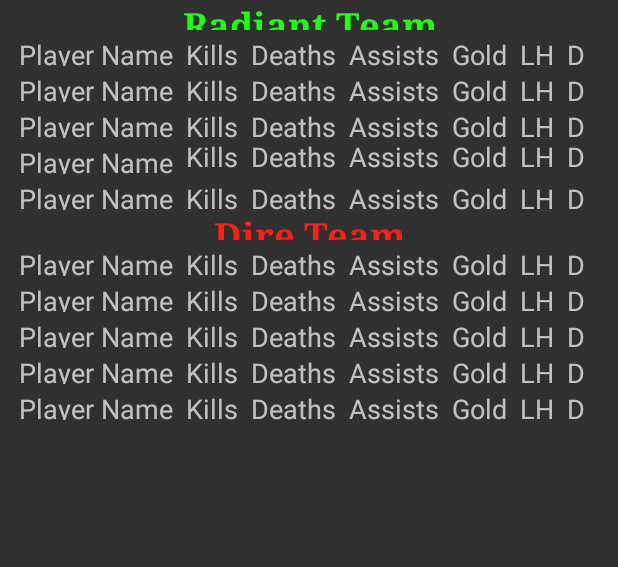
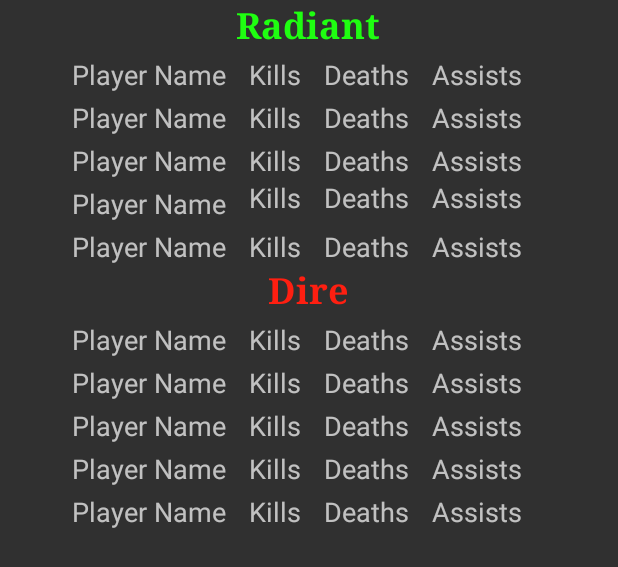
Before and after one commit to VimWizardVersace/Quickcast, an Android app: the layout dota2_kda_element.xml on its own in the app's theme, with its tools: preview values and no code run, on a phone screen of 412 x 824 dp. Shown: the top 567 px of the screen. Run offline under Robolectric (Android 15) with nearby library versions, the phone set to English and light mode, and no system bars; network calls fail.

Commit message:
add KDA element

```diff
--- a/front_end/app/src/main/java/com/rcos/quickcast/DrilldownSwipeFragment.java
+++ b/front_end/app/src/main/java/com/rcos/quickcast/DrilldownSwipeFragment.java
@@ -21,6 +21,7 @@ import com.android.volley.toolbox.BasicNetwork;
 import com.android.volley.toolbox.DiskBasedCache;
 import com.android.volley.toolbox.HurlStack;
 import com.android.volley.toolbox.JsonObjectRequest;
+import com.rcos.quickcast.dota2.KDAElement;
 import com.rcos.quickcast.dota2.TeamElement;
 
 import org.json.JSONException;
@@ -123,6 +124,7 @@ public class DrilldownSwipeFragment extends ListFragment {
             case "DOTA2":
                 Log.d("QUICKCAST!!!!", "making dota list");
                 mElements.add(new TeamElement(mJSONData));
+				mElements.add(new KDAElement(mJSONData));
                 break;
             default:
         }
--- a/front_end/app/src/main/res/layout/dota2_scoreboard_element.xml
+++ b/front_end/app/src/main/res/layout/dota2_kda_element.xml
@@ -9,18 +9,18 @@
 
     <TableRow
         android:id="@+id/tableRadiant"
-        android:layout_height="20dp"
+        android:layout_height="wrap_content"
         android:layout_width="match_parent"
         android:gravity="center_horizontal" >
 
         <TextView
             android:id="@+id/textRadiant"
             android:layout_width="match_parent"
-            android:layout_height="20dp"
+            android:layout_height="wrap_content"
             android:textStyle="bold"
             android:typeface="serif"
             android:textSize="24sp"
-            android:text="Radiant Team"
+            android:text="Radiant"
             android:gravity="center"
             android:textColor="#1ffe11"
             android:layout_span="10" />
@@ -28,7 +28,7 @@
 
     <TableRow
         android:id="@+id/tableRow0"
-        android:layout_height="20dp"
+        android:layout_height="wrap_content"
         android:layout_width="match_parent"
         android:gravity="center_horizontal"
         android:layout_marginTop="4dp">
@@ -37,41 +37,26 @@
             android:id="@+id/name0"
             android:text="Player Name"
             android:textSize="18sp"
-            android:layout_height="20dp" />
+            android:layout_height="wrap_content" />
         <TextView
             android:id="@+id/kills0"
             android:text="Kills"
             android:textSize="18sp"
-            android:layout_height="20dp" />
+            android:layout_height="wrap_content" />
         <TextView
             android:id="@+id/deaths0"
             android:text="Deaths"
             android:textSize="18sp"
-            android:layout_height="20dp" />
+            android:layout_height="wrap_content" />
         <TextView
             android:id="@+id/assists0"
             android:text="Assists"
             android:textSize="18sp"
-            android:layout_height="20dp" />
-        <TextView
-            android:id="@+id/gold0"
-            android:text="Gold"
-            android:textSize="18sp"
-            android:layout_height="20dp" />
-        <TextView
-            android:id="@+id/last0"
-            android:text="LH"
-            android:textSize="18sp"
-            android:layout_height="20dp" />
-        <TextView
-            android:id="@+id/denies0"
-            android:text="D"
-            android:textSize="18sp"
-            android:layout_height="20dp" />
+            android:layout_height="wrap_content" />
     </TableRow>
     <TableRow
         android:id="@+id/tableRow1"
-        android:layout_height="20dp"
+        android:layout_height="wrap_content"
         android:layout_width="match_parent"
         android:gravity="center_horizontal"
         android:layout_marginTop="4dp">
@@ -80,41 +65,26 @@
             android:id="@+id/name1"
             android:text="Player Name"
             android:textSize="18sp"
-            android:layout_height="20dp" />
+            android:layout_height="wrap_content" />
         <TextView
             android:id="@+id/kills1"
             android:text="Kills"
             android:textSize="18sp"
-            android:layout_height="20dp" />
+            android:layout_height="wrap_content" />
         <TextView
             android:id="@+id/deaths1"
             android:text="Deaths"
             android:textSize="18sp"
-            android:layout_height="20dp" />
+            android:layout_height="wrap_content" />
         <TextView
             android:id="@+id/assists1"
             android:text="Assists"
             android:textSize="18sp"
-            android:layout_height="20dp" />
-        <TextView
-            android:id="@+id/gold1"
-            android:text="Gold"
-            android:textSize="18sp"
-            android:layout_height="20dp" />
-        <TextView
-            android:id="@+id/last1"
-            android:text="LH"
-            android:textSize="18sp"
-            android:layout_height="20dp" />
-        <TextView
-            android:id="@+id/denies1"
-            android:text="D"
-            android:textSize="18sp"
-            android:layout_height="20dp" />
+            android:layout_height="wrap_content" />
     </TableRow>
     <TableRow
         android:id="@+id/tableRow2"
-        android:layout_height="20dp"
+        android:layout_height="wrap_content"
         android:layout_width="match_parent"
         android:gravity="center_horizontal"
         android:layout_marginTop="4dp">
@@ -123,41 +93,26 @@
             android:id="@+id/name2"
             android:text="Player Name"
             android:textSize="18sp"
-            android:layout_height="20dp" />
+            android:layout_height="wrap_content" />
         <TextView
             android:id="@+id/kills2"
             android:text="Kills"
             android:textSize="18sp"
-            android:layout_height="20dp" />
+            android:layout_height="wrap_content" />
         <TextView
             android:id="@+id/deaths2"
             android:text="Deaths"
             android:textSize="18sp"
-            android:layout_height="20dp" />
+            android:layout_height="wrap_content" />
         <TextView
             android:id="@+id/assists2"
             android:text="Assists"
             android:textSize="18sp"
-            android:layout_height="20dp" />
-        <TextView
-            android:id="@+id/gold2"
-            android:text="Gold"
-            android:textSize="18sp"
-            android:layout_height="20dp" />
-        <TextView
-            android:id="@+id/last2"
-            android:text="LH"
-            android:textSize="18sp"
-            android:layout_height="20dp" />
-        <TextView
-            android:id="@+id/denies2"
-            android:text="D"
-            android:textSize="18sp"
-            android:layout_height="20dp" />
+            android:layout_height="wrap_content" />
     </TableRow>
     <TableRow
         android:id="@+id/tableRow3"
-        android:layout_height="20dp"
+        android:layout_height="wrap_content"
         android:layout_width="match_parent"
         android:gravity="center_horizontal" >
 
@@ -165,42 +120,27 @@
             android:id="@+id/name3"
             android:text="Player Name"
             android:textSize="18sp"
-            android:layout_height="20dp"
+            android:layout_height="wrap_content"
             android:layout_marginTop="4dp"/>
         <TextView
             android:id="@+id/kills3"
             android:text="Kills"
             android:textSize="18sp"
-            android:layout_height="20dp" />
+            android:layout_height="wrap_content" />
         <TextView
             android:id="@+id/deaths3"
             android:text="Deaths"
             android:textSize="18sp"
-            android:layout_height="20dp" />
+            android:layout_height="wrap_content" />
         <TextView
             android:id="@+id/assists3"
             android:text="Assists"
             android:textSize="18sp"
-            android:layout_height="20dp" />
-        <TextView
-            android:id="@+id/gold3"
-            android:text="Gold"
-            android:textSize="18sp"
-            android:layout_height="20dp" />
-        <TextView
-            android:id="@+id/last3"
-            android:text="LH"
-            android:textSize="18sp"
-            android:layout_height="20dp" />
-        <TextView
-            android:id="@+id/denies3"
-            android:text="D"
-            android:textSize="18sp"
-            android:layout_height="20dp" />
+            android:layout_height="wrap_content" />
     </TableRow>
     <TableRow
         android:id="@+id/tableRow4"
-        android:layout_height="20dp"
+        android:layout_height="wrap_content"
         android:layout_width="match_parent"
         android:gravity="center_horizontal"
         android:layout_marginTop="4dp">
@@ -209,53 +149,38 @@
             android:id="@+id/name4"
             android:text="Player Name"
             android:textSize="18sp"
-            android:layout_height="20dp" />
+            android:layout_height="wrap_content" />
         <TextView
             android:id="@+id/kills4"
             android:text="Kills"
             android:textSize="18sp"
-            android:layout_height="20dp" />
+            android:layout_height="wrap_content" />
         <TextView
             android:id="@+id/deaths4"
             android:text="Deaths"
             android:textSize="18sp"
-            android:layout_height="20dp" />
+            android:layout_height="wrap_content" />
         <TextView
             android:id="@+id/assists4"
             android:text="Assists"
             android:textSize="18sp"
-            android:layout_height="20dp" />
-        <TextView
-            android:id="@+id/gold4"
-            android:text="Gold"
-            android:textSize="18sp"
-            android:layout_height="20dp" />
-        <TextView
-            android:id="@+id/last4"
-            android:text="LH"
-            android:textSize="18sp"
-            android:layout_height="20dp" />
-        <TextView
-            android:id="@+id/denies4"
-            android:text="D"
-            android:textSize="18sp"
-            android:layout_height="20dp" />
+            android:layout_height="wrap_content" />
     </TableRow>
 
     <TableRow
         android:id="@+id/tableDire"
-        android:layout_height="20dp"
+        android:layout_height="wrap_content"
         android:layout_width="match_parent"
         android:gravity="center_horizontal" >
 
         <TextView
             android:id="@+id/textDire"
             android:layout_width="match_parent"
-            android:layout_height="20dp"
+            android:layout_height="wrap_content"
             android:textStyle="bold"
             android:typeface="serif"
             android:textSize="24sp"
-            android:text="Dire Team"
+            android:text="Dire"
             android:gravity="center"
             android:textColor="#fe1f11"
             android:layout_span="10" />
@@ -263,7 +188,7 @@
 
     <TableRow
         android:id="@+id/tableRow5"
-        android:layout_height="20dp"
+        android:layout_height="wrap_content"
         android:layout_width="match_parent"
         android:gravity="center_horizontal"
         android:layout_marginTop="4dp">
@@ -272,48 +197,30 @@
             android:id="@+id/name5"
             android:text="Player Name"
             android:textSize="18sp"
-            android:layout_height="20dp" />
+            android:layout_height="wrap_content" />
 
         <TextView
             android:id="@+id/kills5"
             android:text="Kills"
             android:textSize="18sp"
-            android:layout_height="20dp" />
+            android:layout_height="wrap_content" />
 
         <TextView
             android:id="@+id/deaths5"
             android:text="Deaths"
             android:textSize="18sp"
-            android:layout_height="20dp" />
+            android:layout_height="wrap_content" />
 
         <TextView
             android:id="@+id/assists5"
             android:text="Assists"
             android:textSize="18sp"
-            android:layout_height="20dp" />
-
-        <TextView
-            android:id="@+id/gold5"
-            android:text="Gold"
-            android:textSize="18sp"
-            android:layout_height="20dp" />
-
-        <TextView
-            android:id="@+id/last5"
-            android:text="LH"
-            android:textSize="18sp"
-            android:layout_height="20dp" />
-
-        <TextView
-            android:id="@+id/denies5"
-            android:text="D"
-            android:textSize="18sp"
-            android:layout_height="20dp" />
+            android:layout_height="wrap_content" />
     </TableRow>
 
     <TableRow
         android:id="@+id/tableRow6"
-        android:layout_height="20dp"
+        android:layout_height="wrap_content"
         android:layout_width="match_parent"
         android:gravity="center_horizontal"
         android:layout_marginTop="4dp">
@@ -322,48 +229,30 @@
             android:id="@+id/name6"
             android:text="Player Name"
             android:textSize="18sp"
-            android:layout_height="20dp" />
+            android:layout_height="wrap_content" />
 
         <TextView
             android:id="@+id/kills6"
             android:text="Kills"
             android:textSize="18sp"
-            android:layout_height="20dp" />
+            android:layout_height="wrap_content" />
 
         <TextView
             android:id="@+id/deaths6"
             android:text="Deaths"
             android:textSize="18sp"
-            android:layout_height="20dp" />
+            android:layout_height="wrap_content" />
 
         <TextView
             android:id="@+id/assists6"
             android:text="Assists"
             android:textSize="18sp"
-            android:layout_height="20dp" />
-
-        <TextView
-            android:id="@+id/gold6"
-            android:text="Gold"
-            android:textSize="18sp"
-            android:layout_height="20dp" />
-
-        <TextView
-            android:id="@+id/last6"
-            android:text="LH"
-            android:textSize="18sp"
-            android:layout_height="20dp" />
-
-        <TextView
-            android:id="@+id/denies6"
-            android:text="D"
-            android:textSize="18sp"
-            android:layout_height="20dp" />
+            android:layout_height="wrap_content" />
     </TableRow>
 
     <TableRow
         android:id="@+id/tableRow7"
-        android:layout_height="20dp"
+        android:layout_height="wrap_content"
         android:layout_width="match_parent"
         android:gravity="center_horizontal"
         android:layout_marginTop="4dp">
@@ -372,48 +261,30 @@
             android:id="@+id/name7"
             android:text="Player Name"
             android:textSize="18sp"
-            android:layout_height="20dp" />
+            android:layout_height="wrap_content" />
 
         <TextView
             android:id="@+id/kills7"
             android:text="Kills"
             android:textSize="18sp"
-            android:layout_height="20dp" />
+            android:layout_height="wrap_content" />
 
         <TextView
             android:id="@+id/deaths7"
             android:text="Deaths"
             android:textSize="18sp"
-            android:layout_height="20dp" />
+            android:layout_height="wrap_content" />
 
         <TextView
             android:id="@+id/assists7"
             android:text="Assists"
             android:textSize="18sp"
-            android:layout_height="20dp" />
-
-        <TextView
-            android:id="@+id/gold7"
-            android:text="Gold"
-            android:textSize="18sp"
-            android:layout_height="20dp" />
-
-        <TextView
-            android:id="@+id/last7"
-            android:text="LH"
-            android:textSize="18sp"
-            android:layout_height="20dp" />
-
-        <TextView
-            android:id="@+id/denies7"
-            android:text="D"
-            android:textSize="18sp"
-            android:layout_height="20dp" />
+            android:layout_height="wrap_content" />
     </TableRow>
 
     <TableRow
         android:id="@+id/tableRow8"
-        android:layout_height="20dp"
+        android:layout_height="wrap_content"
         android:layout_width="match_parent"
         android:gravity="center_horizontal"
         android:layout_marginTop="4dp">
@@ -422,48 +293,30 @@
             android:id="@+id/name8"
             android:text="Player Name"
             android:textSize="18sp"
-            android:layout_height="20dp" />
+            android:layout_height="wrap_content" />
 
         <TextView
             android:id="@+id/kills8"
             android:text="Kills"
             android:textSize="18sp"
-            android:layout_height="20dp" />
+            android:layout_height="wrap_content" />
 
         <TextView
             android:id="@+id/deaths8"
             android:text="Deaths"
             android:textSize="18sp"
-            android:layout_height="20dp" />
+            android:layout_height="wrap_content" />
 
         <TextView
             android:id="@+id/assists8"
             android:text="Assists"
             android:textSize="18sp"
-            android:layout_height="20dp" />
-
-        <TextView
-            android:id="@+id/gold8"
-            android:text="Gold"
-            android:textSize="18sp"
-            android:layout_height="20dp" />
-
-        <TextView
-            android:id="@+id/last8"
-            android:text="LH"
-            android:textSize="18sp"
-            android:layout_height="20dp" />
-
-        <TextView
-            android:id="@+id/denies8"
-            android:text="D"
-            android:textSize="18sp"
-            android:layout_height="20dp" />
+            android:layout_height="wrap_content" />
     </TableRow>
 
     <TableRow
         android:id="@+id/tableRow9"
-        android:layout_height="20dp"
+        android:layout_height="wrap_content"
         android:layout_width="match_parent"
         android:gravity="center_horizontal"
         android:layout_marginTop="4dp">
@@ -472,43 +325,25 @@
             android:id="@+id/name9"
             android:text="Player Name"
             android:textSize="18sp"
-            android:layout_height="20dp" />
+            android:layout_height="wrap_content" />
 
         <TextView
             android:id="@+id/kills9"
             android:text="Kills"
             android:textSize="18sp"
-            android:layout_height="20dp" />
+            android:layout_height="wrap_content" />
 
         <TextView
             android:id="@+id/deaths9"
             android:text="Deaths"
             android:textSize="18sp"
-            android:layout_height="20dp" />
+            android:layout_height="wrap_content" />
 
         <TextView
             android:id="@+id/assists9"
             android:text="Assists"
             android:textSize="18sp"
-            android:layout_height="20dp" />
-
-        <TextView
-            android:id="@+id/gold9"
-            android:text="Gold"
-            android:textSize="18sp"
-            android:layout_height="20dp" />
-
-        <TextView
-            android:id="@+id/last9"
-            android:text="LH"
-            android:textSize="18sp"
-            android:layout_height="20dp" />
-
-        <TextView
-            android:id="@+id/denies9"
-            android:text="D"
-            android:textSize="18sp"
-            android:layout_height="20dp" />
+            android:layout_height="wrap_content" />
     </TableRow>
 
 </TableLayout>
```
Also changed, not shown: front_end/app/src/main/java/com/rcos/quickcast/dota2/KDAElement.java (+209 -1 lines), front_end/app/src/main/res/layout/dota2_team_element.xml (+22 -10 lines).
